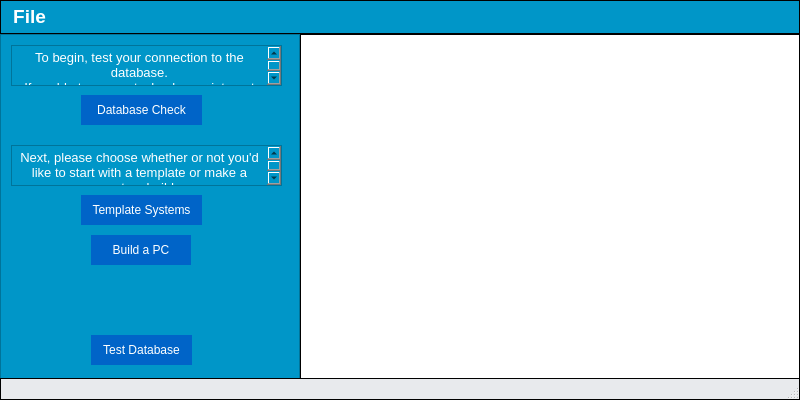
This is mainwindow.ui in ameigen/cpr_proj as Qt 5 draws it before an edit. The edited form follows.
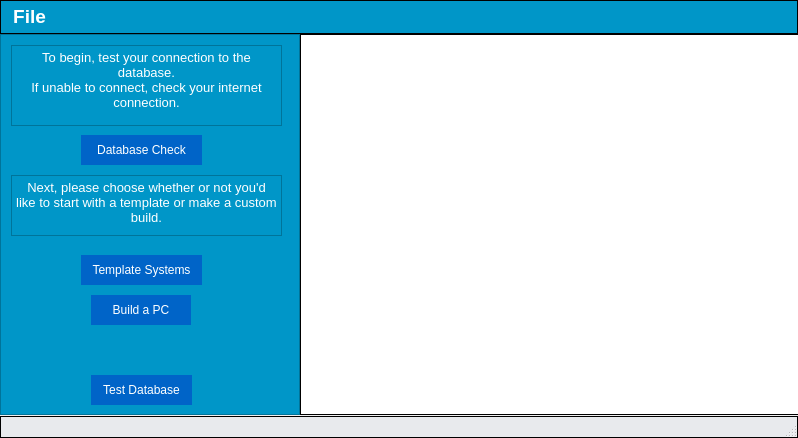
This is the edited form. Icons and pictures are not drawn.

Commit message:
Changed the way custom builds are displayed
I made the custom build display a little easier to see, and I changed how the COOLER is displayed if one is not available in the present build

```diff
--- a/mainwindow.ui
+++ b/mainwindow.ui
@@ -6,8 +6,8 @@
    <rect>
     <x>0</x>
     <y>0</y>
-    <width>800</width>
-    <height>400</height>
+    <width>798</width>
+    <height>438</height>
    </rect>
   </property>
   <property name="windowTitle">
@@ -26,7 +26,7 @@
       <x>0</x>
       <y>0</y>
       <width>300</width>
-      <height>350</height>
+      <height>381</height>
      </rect>
     </property>
     <property name="styleSheet">
@@ -41,14 +41,14 @@
        <x>0</x>
        <y>0</y>
        <width>298</width>
-       <height>348</height>
+       <height>379</height>
       </rect>
      </property>
      <widget class="QPushButton" name="templateBut">
       <property name="geometry">
        <rect>
         <x>80</x>
-        <y>160</y>
+        <y>220</y>
         <width>121</width>
         <height>30</height>
        </rect>
@@ -75,7 +75,7 @@
       <property name="geometry">
        <rect>
         <x>90</x>
-        <y>200</y>
+        <y>260</y>
         <width>100</width>
         <height>30</height>
        </rect>
@@ -102,7 +102,7 @@
       <property name="geometry">
        <rect>
         <x>80</x>
-        <y>60</y>
+        <y>100</y>
         <width>121</width>
         <height>30</height>
        </rect>
@@ -132,7 +132,7 @@
       <property name="geometry">
        <rect>
         <x>90</x>
-        <y>300</y>
+        <y>340</y>
         <width>101</width>
         <height>30</height>
        </rect>
@@ -161,7 +161,7 @@
         <x>10</x>
         <y>10</y>
         <width>271</width>
-        <height>41</height>
+        <height>81</height>
        </rect>
       </property>
       <property name="font">
@@ -176,7 +176,7 @@
        <string>&lt;!DOCTYPE HTML PUBLIC &quot;-//W3C//DTD HTML 4.0//EN&quot; &quot;http://www.w3.org/TR/REC-html40/strict.dtd&quot;&gt;
 &lt;html&gt;&lt;head&gt;&lt;meta name=&quot;qrichtext&quot; content=&quot;1&quot; /&gt;&lt;style type=&quot;text/css&quot;&gt;
 p, li { white-space: pre-wrap; }
-&lt;/style&gt;&lt;/head&gt;&lt;body style=&quot; font-family:'MS Shell Dlg 2'; font-size:13pt; font-weight:400; font-style:normal;&quot;&gt;
+&lt;/style&gt;&lt;/head&gt;&lt;body style=&quot; font-family:'MS Shell Dlg 2'; font-size:8.25pt; font-weight:400; font-style:normal;&quot;&gt;
 &lt;p align=&quot;center&quot; style=&quot; margin-top:0px; margin-bottom:0px; margin-left:0px; margin-right:0px; -qt-block-indent:0; text-indent:0px;&quot;&gt;&lt;span style=&quot; font-size:10pt; color:#ffffff;&quot;&gt;To begin, test your connection to the database.&lt;/span&gt;&lt;/p&gt;
 &lt;p align=&quot;center&quot; style=&quot; margin-top:0px; margin-bottom:0px; margin-left:0px; margin-right:0px; -qt-block-indent:0; text-indent:0px;&quot;&gt;&lt;span style=&quot; font-size:10pt; color:#ffffff;&quot;&gt;If unable to connect, check your internet connection.&lt;/span&gt;&lt;/p&gt;&lt;/body&gt;&lt;/html&gt;</string>
       </property>
@@ -185,17 +185,17 @@
       <property name="geometry">
        <rect>
         <x>10</x>
-        <y>110</y>
+        <y>140</y>
         <width>271</width>
-        <height>41</height>
+        <height>61</height>
        </rect>
       </property>
       <property name="html">
        <string>&lt;!DOCTYPE HTML PUBLIC &quot;-//W3C//DTD HTML 4.0//EN&quot; &quot;http://www.w3.org/TR/REC-html40/strict.dtd&quot;&gt;
 &lt;html&gt;&lt;head&gt;&lt;meta name=&quot;qrichtext&quot; content=&quot;1&quot; /&gt;&lt;style type=&quot;text/css&quot;&gt;
 p, li { white-space: pre-wrap; }
-&lt;/style&gt;&lt;/head&gt;&lt;body style=&quot; font-family:'.SF NS Text'; font-size:13pt; font-weight:400; font-style:normal;&quot;&gt;
-&lt;p align=&quot;center&quot; style=&quot; margin-top:0px; margin-bottom:0px; margin-left:0px; margin-right:0px; -qt-block-indent:0; text-indent:0px;&quot;&gt;&lt;span style=&quot; font-family:'MS Shell Dlg 2'; font-size:10pt; color:#ffffff;&quot;&gt;Next, please choose whether or not you'd like to start with a template or make a custom build.&lt;/span&gt;&lt;/p&gt;&lt;/body&gt;&lt;/html&gt;</string>
+&lt;/style&gt;&lt;/head&gt;&lt;body style=&quot; font-family:'MS Shell Dlg 2'; font-size:8.25pt; font-weight:400; font-style:normal;&quot;&gt;
+&lt;p align=&quot;center&quot; style=&quot; margin-top:0px; margin-bottom:0px; margin-left:0px; margin-right:0px; -qt-block-indent:0; text-indent:0px;&quot;&gt;&lt;span style=&quot; font-size:10pt; color:#ffffff;&quot;&gt;Next, please choose whether or not you'd like to start with a template or make a custom build.&lt;/span&gt;&lt;/p&gt;&lt;/body&gt;&lt;/html&gt;</string>
       </property>
      </widget>
     </widget>
@@ -206,7 +206,7 @@
       <x>300</x>
       <y>0</y>
       <width>500</width>
-      <height>350</height>
+      <height>381</height>
      </rect>
     </property>
     <property name="styleSheet">
@@ -225,7 +225,7 @@
        <x>0</x>
        <y>0</y>
        <width>488</width>
-       <height>338</height>
+       <height>369</height>
       </rect>
      </property>
      <property name="styleSheet">
@@ -237,7 +237,7 @@
         <x>-1</x>
         <y>-1</y>
         <width>491</width>
-        <height>341</height>
+        <height>371</height>
        </rect>
       </property>
       <property name="acceptDrops">
@@ -255,8 +255,8 @@
     <rect>
      <x>0</x>
      <y>0</y>
-     <width>800</width>
-     <height>28</height>
+     <width>798</width>
+     <height>37</height>
     </rect>
    </property>
    <property name="font">
```
Left out of the diff: 5 changed lines with no effect on the pictures. The commit also changes 4 other files.
